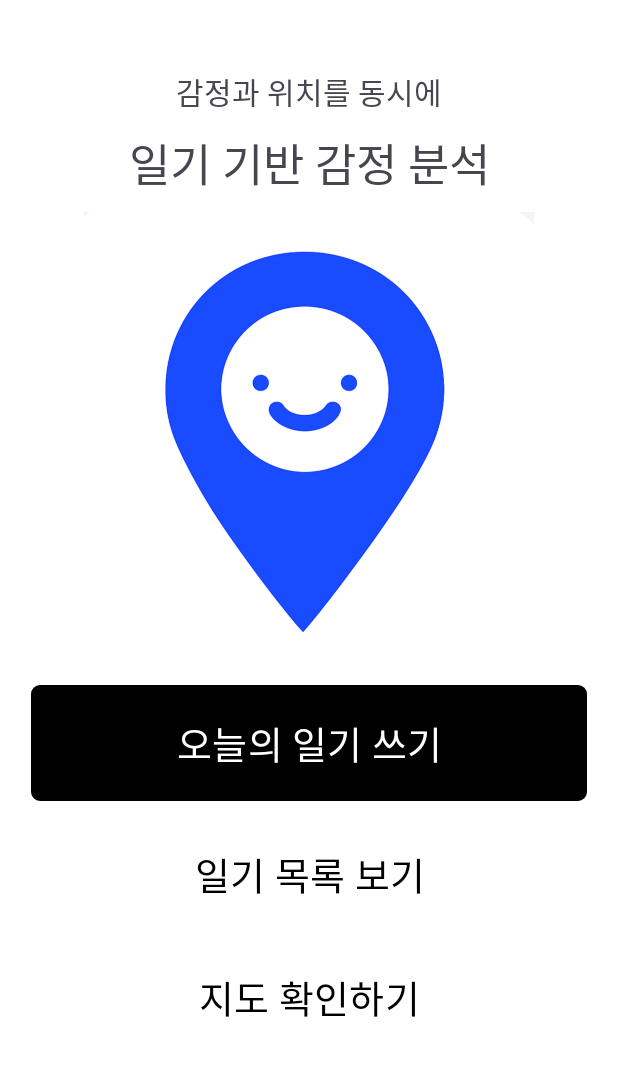
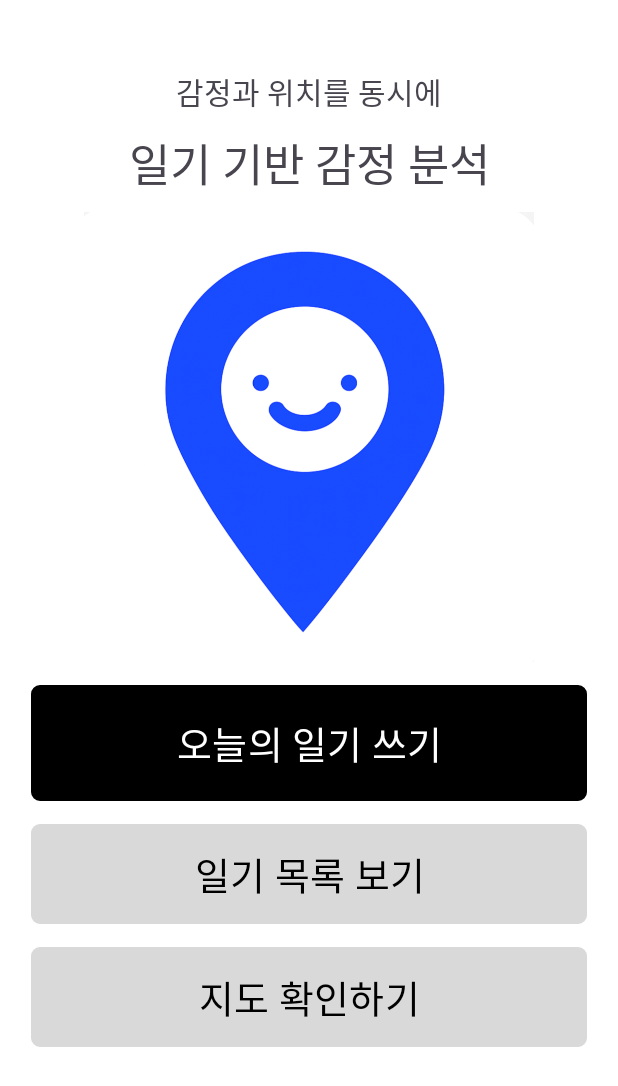
Before and after one commit to krgdy/TermProject, an Android app: the screen it shows after launch (MainActivity), on a phone screen of 412 x 824 dp. Shown: the top 1086 px of the screen. Run offline under Robolectric (Android 15) with nearby library versions, the phone set to English and light mode, and no system bars.

Commit message:
style: UI 변경

```diff
--- a/app/src/main/res/layout/activity_main.xml
+++ b/app/src/main/res/layout/activity_main.xml
@@ -89,7 +89,7 @@
         android:text="일기 목록 보기"
         android:textColor="@color/black"
         android:textSize="25sp"
-        app:backgroundTint="@null"
+        app:backgroundTint="#D9D9D9"
         android:background="@drawable/white_square_button"
         app:layout_constraintBottom_toTopOf="@+id/mapButton"
         app:layout_constraintEnd_toEndOf="parent"
@@ -111,7 +111,7 @@
         android:text="지도 확인하기"
         android:textColor="@color/black"
         android:textSize="25sp"
-        app:backgroundTint="@null"
+        app:backgroundTint="#D9D9D9"
         android:background="@drawable/white_square_button"
         app:layout_constraintEnd_toEndOf="parent"
         app:layout_constraintStart_toStartOf="parent"
```
